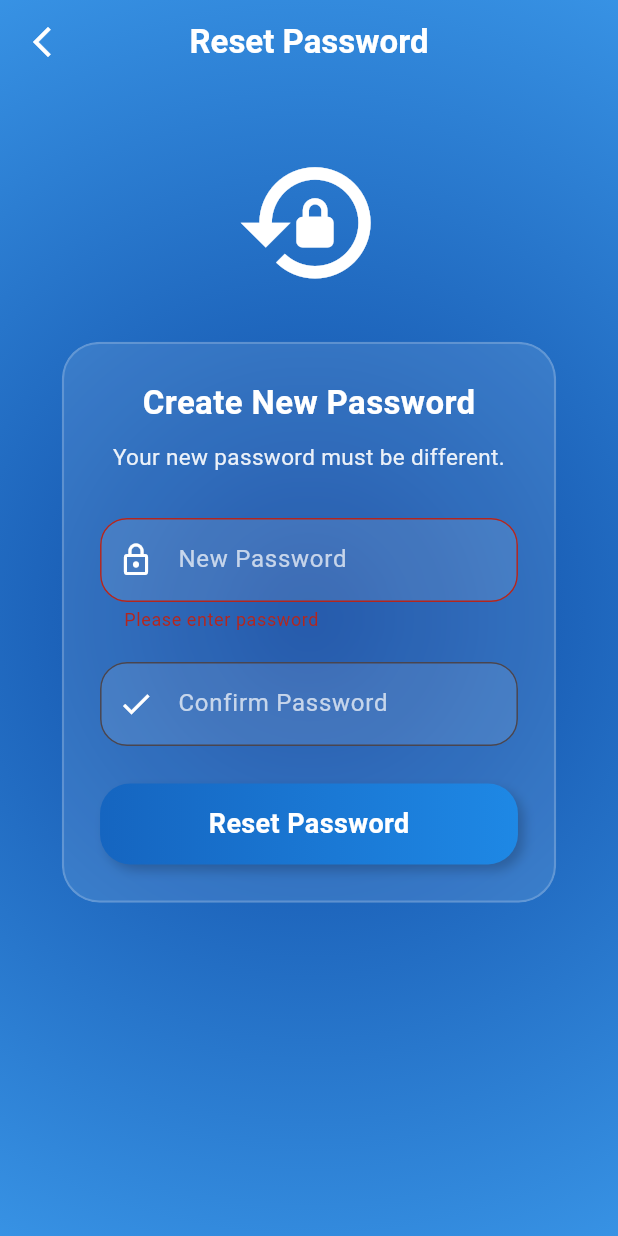
After one commit to osama-dev-nabiqasim/NQConnect, a Flutter app: the ResetPasswordScreen screen opened directly, after a tap on "Reset Password", on a phone screen of 412 x 824 dp. The commit adds this screen. Run offline on Flutter 3.47's test engine with Material 3 defaults, Android fonts, the light colour scheme and no system bars; our stand-ins replace get.

Commit message:
Updated on 04-09-2025

```diff
--- a/analysis_options.yaml
+++ b/analysis_options.yaml
@@ -10,6 +10,7 @@
 analyzer:
   errors:
     deprecated_member_use: ignore
+    unused_local_variable: ignore
 include: package:flutter_lints/flutter.yaml
 
 linter:
--- a/lib/main.dart
+++ b/lib/main.dart
@@ -3,7 +3,8 @@
 import 'package:flutter/material.dart';
 import 'package:get/get.dart';
 import 'package:nqconnect/controllers/user_controller.dart';
-import 'package:nqconnect/screens/auth_screens/forgot_password.dart';
+import 'package:nqconnect/screens/auth_screens/reset_password_screens/EnterOtpScreen.dart';
+import 'package:nqconnect/screens/auth_screens/reset_password_screens/forgot_password.dart';
 import 'package:nqconnect/screens/dashboard/dashboard_screen.dart';
 import 'package:nqconnect/screens/auth_screens/login_screen.dart';
 import 'package:nqconnect/screens/placeholder_screen.dart';
@@ -49,6 +50,7 @@ class MyApp extends StatelessWidget {
         GetPage(name: '/login', page: () => LoginScreen()),
         GetPage(name: '/dashboard', page: () => DashboardScreen()),
         GetPage(name: '/forgotpassword', page: () => ForgotPasswordScreen()),
+        GetPage(name: '/enterotpscreen', page: () => EnterOtpScreen()),
         // Placeholders for now
         // Employee Routes
         GetPage(
--- /dev/null
+++ b/lib/screens/auth_screens/reset_password_screens/ResetPasswordScreen.dart
@@ -0,0 +1,235 @@
+// ignore_for_file: prefer_const_constructors, deprecated_member_use
+
+import 'dart:ui';
+import 'package:flutter/material.dart';
+import 'package:get/get.dart';
+import 'package:nqconnect/utils/responsive.dart';
+
+class ResetPasswordScreen extends StatefulWidget {
+  const ResetPasswordScreen({super.key});
+
+  @override
+  State<ResetPasswordScreen> createState() => _ResetPasswordScreenState();
+}
+
+class _ResetPasswordScreenState extends State<ResetPasswordScreen> {
+  final TextEditingController _passwordController = TextEditingController();
+  final TextEditingController _confirmController = TextEditingController();
+  final GlobalKey<FormState> _formKey = GlobalKey<FormState>();
+
+  void _resetPassword() {
+    if (_formKey.currentState!.validate()) {
+      String password = _passwordController.text.trim();
+      // TODO: call your controller logic to reset password
+      Get.snackbar(
+        "Success",
+        "Password Reset Successfully",
+        backgroundColor: Colors.green,
+        colorText: Colors.white,
+      );
+      Get.offAllNamed("/login"); // Go back to login
+    }
+  }
+
+  @override
+  Widget build(BuildContext context) {
+    return Scaffold(
+      extendBodyBehindAppBar: true,
+      appBar: AppBar(
+        backgroundColor: Colors.transparent,
+        elevation: 0,
+        leading: IconButton(
+          icon: Icon(Icons.arrow_back_ios_new, color: Colors.white),
+          onPressed: () => Get.back(),
+        ),
+        title: Text(
+          "Reset Password",
+          style: TextStyle(fontWeight: FontWeight.bold, color: Colors.white),
+        ),
+        centerTitle: true,
+      ),
+      body: Container(
+        width: screenWidth(context),
+        height: screenHeight(context),
+        decoration: BoxDecoration(
+          gradient: RadialGradient(
+            center: Alignment.center,
+            radius: 1.4,
+            colors: [Colors.blue.shade900, Colors.blue.shade400],
+          ),
+        ),
+        child: SingleChildScrollView(
+          padding: EdgeInsets.symmetric(
+            horizontal: screenWidth(context) * 0.05,
+          ),
+          child: Column(
+            children: [
+              SizedBox(height: screenHeight(context) * 0.12),
+              Center(
+                child: Icon(
+                  Icons.lock_reset,
+                  size: screenHeight(context) * 0.12,
+                  color: Colors.white,
+                ),
+              ),
+              SizedBox(height: 30),
+
+              ClipRRect(
+                borderRadius: BorderRadius.circular(25),
+                child: BackdropFilter(
+                  filter: ImageFilter.blur(sigmaX: 15, sigmaY: 15),
+                  child: Container(
+                    padding: EdgeInsets.all(24),
+                    width: double.infinity,
+                    decoration: BoxDecoration(
+                      color: Colors.white.withOpacity(0.1),
+                      borderRadius: BorderRadius.circular(25),
+                      border: Border.all(
+                        color: Colors.white.withOpacity(0.2),
+                        width: 1.5,
+                      ),
+                    ),
+                    child: Form(
+                      key: _formKey,
+                      child: Column(
+                        children: [
+                          Text(
+                            "Create New Password",
+                            style: TextStyle(
+                              fontSize: 22,
+                              fontWeight: FontWeight.bold,
+                              color: Colors.white,
+                            ),
+                          ),
+                          SizedBox(height: 10),
+                          Text(
+                            "Your new password must be different.",
+                            textAlign: TextAlign.center,
+                            style: TextStyle(
+                              fontSize: 15,
+                              color: Colors.white.withOpacity(0.9),
+                            ),
+                          ),
+                          SizedBox(height: 30),
+
+                          // Password
+                          TextFormField(
+                            controller: _passwordController,
+                            obscureText: true,
+                            validator: (value) {
+                              if (value == null || value.isEmpty) {
+                                return "Please enter password";
+                              } else if (value.length < 6) {
+                                return "Password must be at least 6 characters";
+                              }
+                              return null;
+                            },
+                            style: TextStyle(color: Colors.white),
+                            decoration: InputDecoration(
+                              prefixIcon: Icon(
+                                Icons.lock_outline,
+                                color: Colors.white,
+                              ),
+                              hintText: "New Password",
+                              hintStyle: TextStyle(
+                                color: Colors.white.withOpacity(0.7),
+                              ),
+                              filled: true,
+                              fillColor: Colors.white.withOpacity(0.1),
+                              border: OutlineInputBorder(
+                                borderRadius: BorderRadius.circular(18),
+                                borderSide: BorderSide(
+                                  color: Colors.white.withOpacity(0.3),
+                                ),
+                              ),
+                              focusedBorder: OutlineInputBorder(
+                                borderRadius: BorderRadius.circular(18),
+                                borderSide: BorderSide(color: Colors.white),
+                              ),
+                            ),
+                          ),
+                          SizedBox(height: 20),
+
+                          // Confirm Password
+                          TextFormField(
+                            controller: _confirmController,
+                            obscureText: true,
+                            validator: (value) {
+                              if (value != _passwordController.text) {
+                                return "Passwords do not match";
+                              }
+                              return null;
+                            },
+                            style: TextStyle(color: Colors.white),
+                            decoration: InputDecoration(
+                              prefixIcon: Icon(
+                                Icons.check,
+                                color: Colors.white,
+                              ),
+                              hintText: "Confirm Password",
+                              hintStyle: TextStyle(
+                                color: Colors.white.withOpacity(0.7),
+                              ),
+                              filled: true,
+                              fillColor: Colors.white.withOpacity(0.1),
+                              border: OutlineInputBorder(
+                                borderRadius: BorderRadius.circular(18),
+                                borderSide: BorderSide(
+                                  color: Colors.white.withOpacity(0.3),
+                                ),
+                              ),
+                              focusedBorder: OutlineInputBorder(
+                                borderRadius: BorderRadius.circular(18),
+                                borderSide: BorderSide(color: Colors.white),
+                              ),
+                            ),
+                          ),
+                          SizedBox(height: 25),
+
+                          GestureDetector(
+                            onTap: _resetPassword,
+                            child: Container(
+                              width: double.infinity,
+                              padding: EdgeInsets.symmetric(vertical: 14),
+                              decoration: BoxDecoration(
+                                gradient: LinearGradient(
+                                  colors: [
+                                    Colors.blue.shade800,
+                                    Colors.blue.shade600,
+                                  ],
+                                ),
+                                borderRadius: BorderRadius.circular(20),
+                                boxShadow: [
+                                  BoxShadow(
+                                    color: Colors.black.withOpacity(0.2),
+                                    offset: Offset(4, 4),
+                                    blurRadius: 6,
+                                  ),
+                                ],
+                              ),
+                              child: Center(
+                                child: Text(
+                                  "Reset Password",
+                                  style: TextStyle(
+                                    color: Colors.white,
+                                    fontSize: 18,
+                                    fontWeight: FontWeight.bold,
+                                  ),
+                                ),
+                              ),
+                            ),
+                          ),
+                        ],
+                      ),
+                    ),
+                  ),
+                ),
+              ),
+              SizedBox(height: 40),
+            ],
+          ),
+        ),
+      ),
+    );
+  }
+}
```
Also changed, not shown: lib/screens/auth_screens/reset_password_screens/EnterOtpScreen.dart (renamed from lib/screens/auth_screens/forgot_password.dart, +30 -42 lines), lib/screens/auth_screens/reset_password_screens/forgot_password.dart (added, +212 -0 lines).
